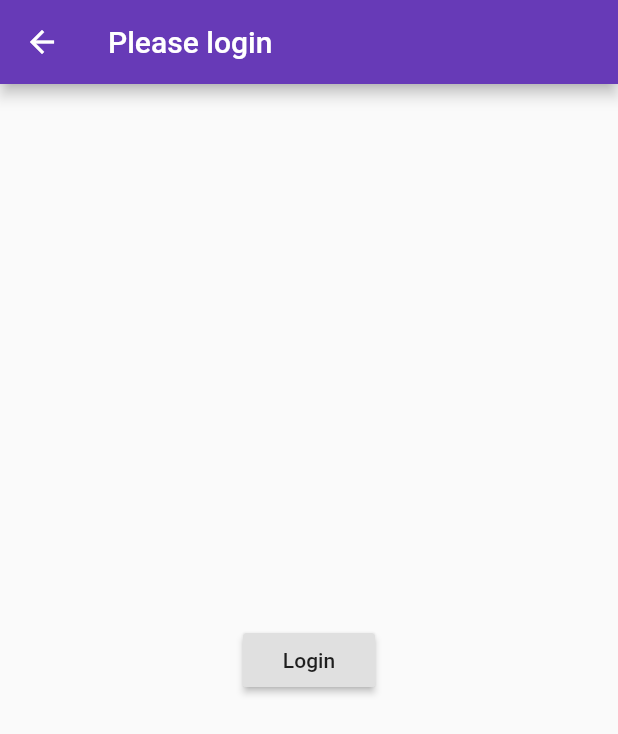
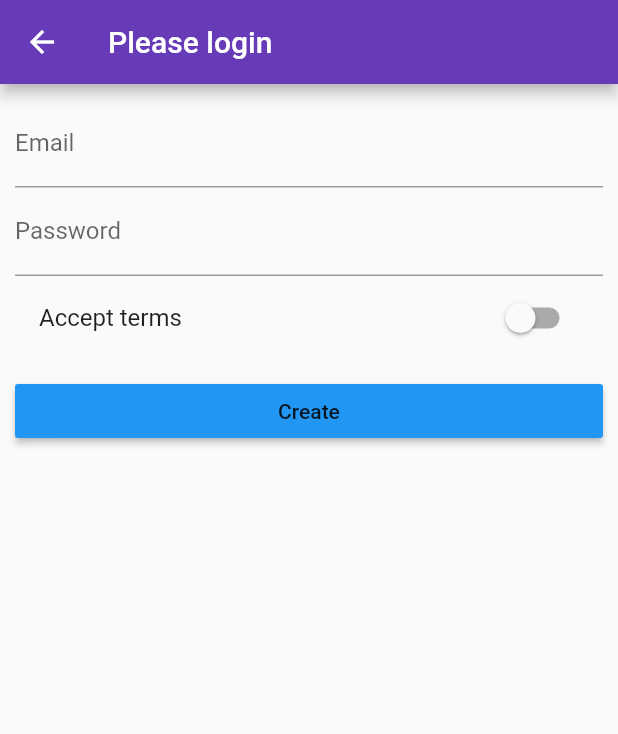
Before and after one commit to erkihindo/first_flutter_app, a Flutter app: the AuthPage screen opened directly, on a phone screen of 412 x 824 dp. Shown: the top 734 px of the screen. Run offline on Flutter 3.47's test engine with Material 2 defaults, Android fonts, the phone set to English and light mode, and no system bars.

Commit message:
Added styling

```diff
--- a/lib/main.dart
+++ b/lib/main.dart
@@ -42,7 +42,8 @@ class _MyAppState extends State<MyApp> {
       ),
 //      home: AuthPage(),
       routes: {
-        '/': (context) => ProductsPage(_products),
+        '/': (context) => AuthPage(),
+        '/products': (context) => ProductsPage(_products),
         '/admin': (context) => ProductAdmin(_addProduct, _deleteProduct)
       },
     );
--- a/lib/pages/ProductAdmin.dart
+++ b/lib/pages/ProductAdmin.dart
@@ -24,7 +24,7 @@ class ProductAdmin extends StatelessWidget {
               ListTile(
                 title: Text("All products"),
                 onTap: () {
-                  Navigator.pushReplacementNamed(context, "/");
+                  Navigator.pushReplacementNamed(context, "/products");
                 },
               )
             ],
--- a/lib/pages/auth.dart
+++ b/lib/pages/auth.dart
@@ -1,20 +1,69 @@
 import 'package:first_flutter_app/pages/ProductsPage.dart';
 import 'package:flutter/material.dart';
 
-class AuthPage extends StatelessWidget {
+class AuthPage extends StatefulWidget {
+  @override
+  State<StatefulWidget> createState() {
+    return _AuthPageState();
+  }
+}
+
+class _AuthPageState extends State<AuthPage> {
+  String email = '';
+  String password = '';
+  bool acceptTerms = false;
+
+  Widget createUserForm() {
+    return Container(
+        margin: EdgeInsets.all(10.0),
+        child: ListView(
+          children: <Widget>[
+            TextField(
+              decoration: InputDecoration(labelText: 'Email'),
+              keyboardType: TextInputType.emailAddress,
+              onChanged: (newValue) {
+                setState(() {
+                  email = newValue;
+                });
+              },
+            ),
+            TextField(
+              obscureText: true,
+              decoration: InputDecoration(labelText: 'Password'),
+              onChanged: (newValue) {
+                setState(() {
+                  password = newValue;
+                });
+              },
+            ),
+            SwitchListTile(
+              value: acceptTerms,
+              onChanged: (bool value) {
+                setState(() {
+                  this.acceptTerms = value;
+                });
+            },
+            title: Text("Accept terms"),),
+            SizedBox(
+              height: 10.0,
+            ),
+            RaisedButton(
+              color: Theme.of(context).accentColor,
+              child: Text('Create'),
+              onPressed: () {
+                Navigator.pushReplacementNamed(context, "/products");
+              },
+            )
+          ],
+        ));
+  }
+
   @override
   Widget build(BuildContext context) {
-    // TODO: implement build
     return Scaffold(
         appBar: AppBar(
           title: Text('Please login'),
         ),
-        body: Center(
-          child: RaisedButton(
-              child: Text("Login"),
-              onPressed: () {
-            Navigator.pushReplacementNamed(context, "/");
-          }),
-        ));
+        body: this.createUserForm());
   }
 }
```
Also changed, not shown: lib/products.dart (+38 -6 lines), pubspec.yaml (+5 -4 lines), assets/Oswald-Bold.ttf (added).
